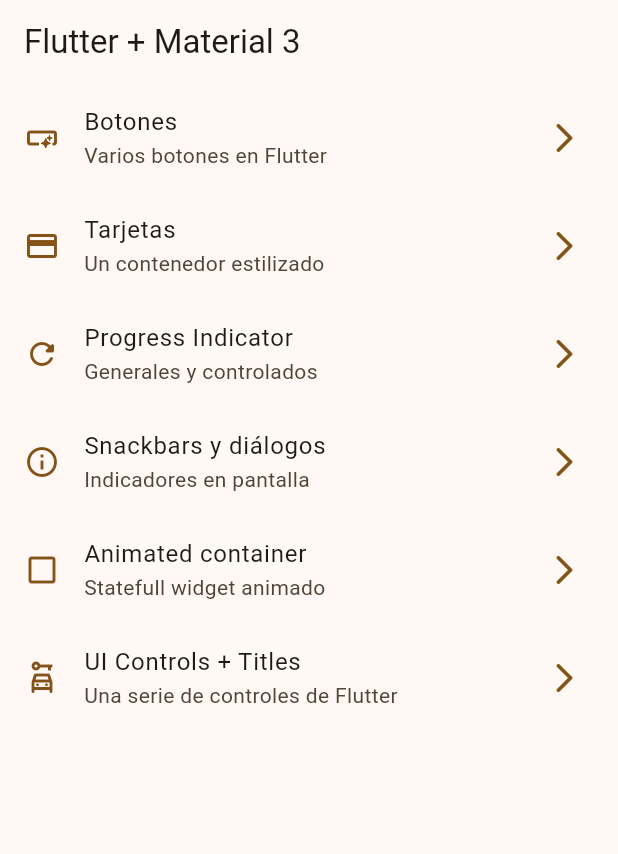
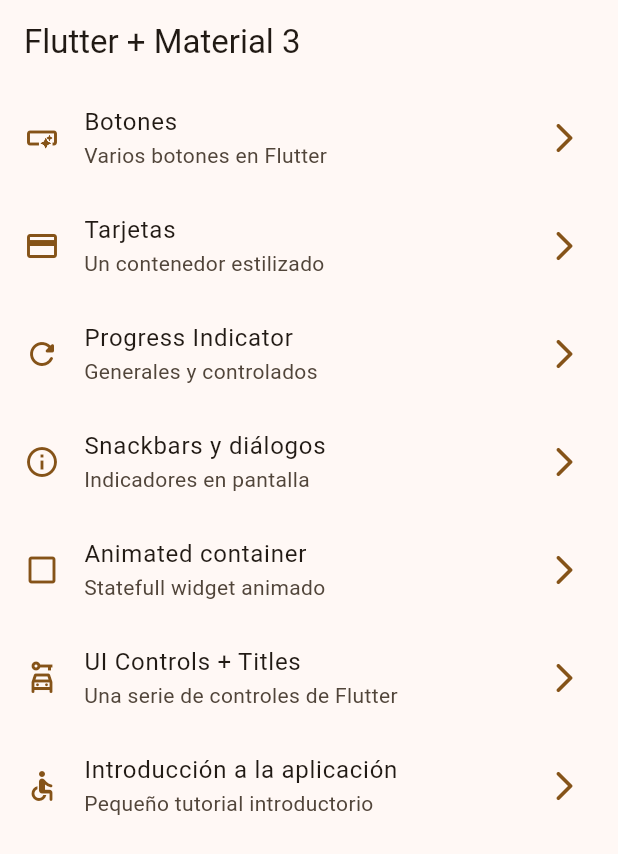
Before and after one commit to PabloVegaFundador/CursoFlutter, a Flutter app: the screen it shows after launch, on a phone screen of 412 x 824 dp. Shown: the top 854 px of the screen. Run offline on Flutter 3.47's test engine with Material 3 defaults, Android fonts, the phone set to English and light mode, and no system bars; our stand-ins replace animate_do, dio, go_router, video_player.

Commit message:
tutorial screen added

```diff
--- /dev/null
+++ b/toktik/devtools_options.yaml
@@ -0,0 +1,3 @@
+description: This file stores settings for Dart & Flutter DevTools.
+documentation: https://docs.flutter.dev/tools/devtools/extensions#configure-extension-enablement-states
+extensions:
--- a/widgets_app/lib/config/menu/menu_items.dart
+++ b/widgets_app/lib/config/menu/menu_items.dart
@@ -51,4 +51,10 @@ const appMenuItems = <MenuItem>[
     link: '/ui-controls',
     icon: Icons.car_rental_outlined,
   ),
+  MenuItem(
+    title: 'Introducción a la aplicación',
+    subTitle: 'Pequeño tutorial introductorio',
+    link: '/tutorial',
+    icon: Icons.accessible_rounded,
+  ),
 ];
--- a/widgets_app/lib/config/router/app_router.dart
+++ b/widgets_app/lib/config/router/app_router.dart
@@ -41,5 +41,10 @@ final appRouter = GoRouter(
       name: UiControlsScreen.name,
       builder: (context, state) => const UiControlsScreen(),
     ),
+    GoRoute(
+      path: '/tutorial',
+      name: AppTutorialScreen.name,
+      builder: (context, state) => const AppTutorialScreen(),
+    ),
   ],
 );
```
